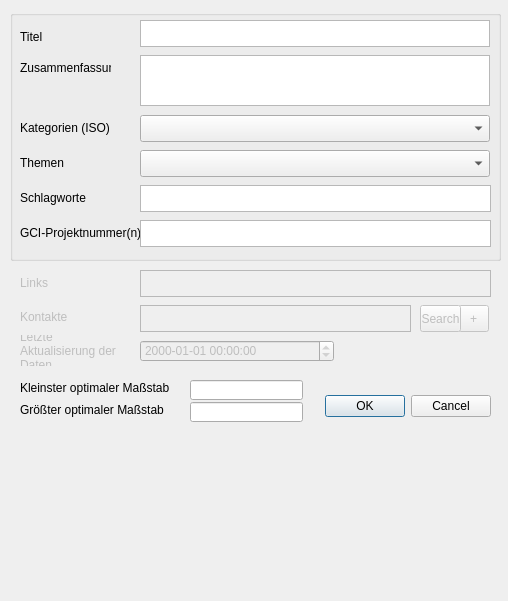
The window that pg_metadata/resources/ui/edit_metadata_dialog.ui (effjot/qgis-pgmetadata-plugin) describes before a commit, drawn with Qt 5.
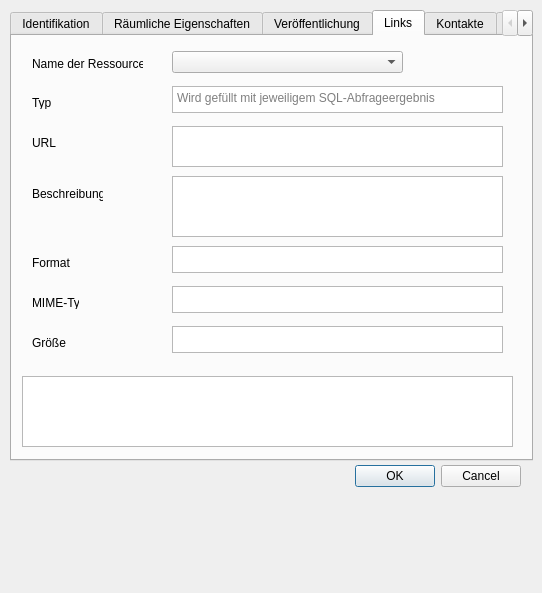
The same window after the commit. The open tabs and pages were chosen to show the change. Custom widgets are drawn as their Qt base class.

Commit message: WIP tabs; edit links in table

The edit to the form file:
```diff
--- a/pg_metadata/resources/ui/edit_metadata_dialog.ui
+++ b/pg_metadata/resources/ui/edit_metadata_dialog.ui
@@ -6,8 +6,8 @@
    <rect>
     <x>0</x>
     <y>0</y>
-    <width>508</width>
-    <height>601</height>
+    <width>542</width>
+    <height>593</height>
    </rect>
   </property>
   <property name="windowTitle">
@@ -16,8 +16,8 @@
   <widget class="QDialogButtonBox" name="buttonBox">
    <property name="geometry">
     <rect>
-     <x>320</x>
-     <y>390</y>
+     <x>350</x>
+     <y>460</y>
      <width>171</width>
      <height>32</height>
     </rect>
@@ -29,68 +29,42 @@
     <set>QDialogButtonBox::Cancel|QDialogButtonBox::Ok</set>
    </property>
   </widget>
-  <widget class="QLabel" name="label_6">
-   <property name="enabled">
-    <bool>false</bool>
-   </property>
+  <widget class="QTabWidget" name="tabWidget">
    <property name="geometry">
     <rect>
-     <x>20</x>
-     <y>275</y>
-     <width>61</width>
-     <height>16</height>
+     <x>10</x>
+     <y>10</y>
+     <width>523</width>
+     <height>451</height>
     </rect>
    </property>
-   <property name="text">
-    <string>Links</string>
+   <property name="currentIndex">
+    <number>1</number>
    </property>
-  </widget>
-  <widget class="QPlainTextEdit" name="textbox_links">
-   <property name="enabled">
-    <bool>false</bool>
-   </property>
-   <property name="geometry">
-    <rect>
-     <x>140</x>
-     <y>270</y>
-     <width>351</width>
-     <height>27</height>
-    </rect>
-   </property>
-  </widget>
-  <widget class="QLabel" name="label_8">
-   <property name="enabled">
-    <bool>false</bool>
-   </property>
-   <property name="geometry">
-    <rect>
-     <x>20</x>
-     <y>310</y>
-     <width>47</width>
-     <height>13</height>
-    </rect>
-   </property>
-   <property name="text">
-    <string>Kontakte</string>
-   </property>
-  </widget>
+   <widget class="QWidget" name="tab">
+    <attribute name="title">
+     <string>Identifikation</string>
+    </attribute>
   <widget class="QGroupBox" name="groupBox">
    <property name="geometry">
     <rect>
      <x>10</x>
      <y>10</y>
      <width>491</width>
-     <height>251</height>
+       <height>301</height>
     </rect>
    </property>
    <property name="title">
     <string/>
    </property>
+     <property name="alignment">
+      <set>Qt::AlignCenter</set>
+     </property>
    <widget class="QPlainTextEdit" name="textbox_keywords">
     <property name="geometry">
      <rect>
       <x>130</x>
-      <y>175</y>
+        <y>190</y>
       <width>351</width>
       <height>27</height>
      </rect>
@@ -100,7 +74,7 @@
     <property name="geometry">
      <rect>
       <x>10</x>
-      <y>50</y>
+        <y>65</y>
       <width>91</width>
       <height>16</height>
      </rect>
@@ -113,7 +87,7 @@
     <property name="geometry">
      <rect>
       <x>10</x>
-      <y>110</y>
+        <y>125</y>
       <width>101</width>
       <height>16</height>
      </rect>
@@ -126,7 +100,7 @@
     <property name="geometry">
      <rect>
       <x>130</x>
-      <y>10</y>
+        <y>25</y>
       <width>350</width>
       <height>27</height>
      </rect>
@@ -139,7 +113,7 @@
     <property name="geometry">
      <rect>
       <x>10</x>
-      <y>215</y>
+        <y>230</y>
       <width>121</width>
       <height>16</height>
      </rect>
@@ -155,7 +129,7 @@
     <property name="geometry">
      <rect>
       <x>10</x>
-      <y>145</y>
+        <y>160</y>
       <width>61</width>
       <height>16</height>
      </rect>
@@ -168,7 +142,7 @@
     <property name="geometry">
      <rect>
       <x>10</x>
-      <y>20</y>
+        <y>35</y>
       <width>47</width>
       <height>13</height>
      </rect>
@@ -181,7 +155,7 @@
     <property name="geometry">
      <rect>
       <x>130</x>
-      <y>105</y>
+        <y>120</y>
       <width>350</width>
       <height>27</height>
      </rect>
@@ -194,7 +168,7 @@
     <property name="geometry">
      <rect>
       <x>130</x>
-      <y>210</y>
+        <y>225</y>
       <width>351</width>
       <height>27</height>
      </rect>
@@ -210,7 +184,7 @@
     <property name="geometry">
      <rect>
       <x>10</x>
-      <y>180</y>
+        <y>195</y>
       <width>81</width>
       <height>16</height>
      </rect>
@@ -223,7 +197,7 @@
     <property name="geometry">
      <rect>
       <x>130</x>
-      <y>45</y>
+        <y>60</y>
       <width>350</width>
       <height>51</height>
      </rect>
@@ -236,67 +210,13 @@
     <property name="geometry">
      <rect>
       <x>130</x>
-      <y>140</y>
+        <y>155</y>
       <width>350</width>
       <height>27</height>
      </rect>
     </property>
     <property name="defaultText">
      <string/>
-    </property>
-   </widget>
-  </widget>
-  <widget class="QToolButton" name="button_contact_add">
-   <property name="enabled">
-    <bool>false</bool>
-   </property>
-   <property name="geometry">
-    <rect>
-     <x>458</x>
-     <y>305</y>
-     <width>31</width>
-     <height>27</height>
-    </rect>
-   </property>
-   <property name="text">
-    <string>+</string>
-   </property>
-  </widget>
-  <widget class="QToolButton" name="button_contact_search">
-   <property name="enabled">
-    <bool>false</bool>
-   </property>
-   <property name="geometry">
-    <rect>
-     <x>420</x>
-     <y>305</y>
-     <width>41</width>
-     <height>27</height>
-    </rect>
-   </property>
-   <property name="text">
-    <string>Search</string>
-   </property>
-  </widget>
-  <widget class="QPlainTextEdit" name="plainTextEdit">
-   <property name="enabled">
-    <bool>false</bool>
-   </property>
-   <property name="geometry">
-    <rect>
-     <x>140</x>
-     <y>305</y>
-     <width>271</width>
-     <height>27</height>
-    </rect>
-   </property>
-   <property name="font">
-    <font>
-     <pointsize>8</pointsize>
-    </font>
-   </property>
-   <property name="inputMethodHints">
-    <set>Qt::ImhMultiLine</set>
    </property>
   </widget>
   <widget class="QLabel" name="label_9">
@@ -305,8 +225,8 @@
    </property>
    <property name="geometry">
     <rect>
-     <x>20</x>
-     <y>335</y>
+        <x>10</x>
+        <y>260</y>
      <width>101</width>
      <height>31</height>
     </rect>
@@ -324,8 +244,8 @@
    </property>
    <property name="geometry">
     <rect>
-     <x>140</x>
-     <y>340</y>
+        <x>130</x>
+        <y>260</y>
      <width>194</width>
      <height>22</height>
     </rect>
@@ -334,24 +254,42 @@
     <string>yyyy-MM-dd HH:mm:ss</string>
    </property>
   </widget>
-  <widget class="QLabel" name="label_10">
+    </widget>
+   </widget>
+   <widget class="QWidget" name="spatial_properties">
+    <attribute name="title">
+     <string>Räumliche Eigenschaften</string>
+    </attribute>
+    <widget class="QGroupBox" name="groupBox_2">
    <property name="geometry">
     <rect>
-     <x>20</x>
-     <y>380</y>
-     <width>161</width>
-     <height>16</height>
-    </rect>
-   </property>
-   <property name="text">
-    <string>Kleinster optimaler Maßstab    1 : </string>
+       <x>10</x>
+       <y>20</y>
+       <width>491</width>
+       <height>161</height>
+      </rect>
+     </property>
+     <property name="title">
+      <string/>
+     </property>
+     <property name="alignment">
+      <set>Qt::AlignCenter</set>
+     </property>
+     <widget class="QLineEdit" name="lineEdit_maximum_optimal_scale">
+      <property name="geometry">
+       <rect>
+        <x>180</x>
+        <y>80</y>
+        <width>113</width>
+        <height>20</height>
+       </rect>
    </property>
   </widget>
   <widget class="QLabel" name="label_11">
    <property name="geometry">
     <rect>
-     <x>20</x>
-     <y>402</y>
+        <x>10</x>
+        <y>80</y>
      <width>161</width>
      <height>16</height>
     </rect>
@@ -360,11 +298,24 @@
     <string>Größter optimaler Maßstab     1 : </string>
    </property>
   </widget>
+     <widget class="QLabel" name="label_10">
+      <property name="geometry">
+       <rect>
+        <x>10</x>
+        <y>58</y>
+        <width>161</width>
+        <height>16</height>
+       </rect>
+      </property>
+      <property name="text">
+       <string>Kleinster optimaler Maßstab    1 : </string>
+      </property>
+     </widget>
   <widget class="QLineEdit" name="lineEdit_minimum_optimal_scale">
    <property name="geometry">
     <rect>
-     <x>190</x>
-     <y>380</y>
+        <x>180</x>
+        <y>58</y>
      <width>113</width>
      <height>20</height>
     </rect>
@@ -373,15 +324,228 @@
     <set>Qt::ImhDigitsOnly|Qt::ImhFormattedNumbersOnly</set>
    </property>
   </widget>
-  <widget class="QLineEdit" name="lineEdit_maximum_optimal_scale">
+     <widget class="QLabel" name="label_19">
    <property name="geometry">
     <rect>
-     <x>190</x>
-     <y>402</y>
-     <width>113</width>
-     <height>20</height>
-    </rect>
-   </property>
+        <x>10</x>
+        <y>30</y>
+        <width>47</width>
+        <height>13</height>
+       </rect>
+      </property>
+      <property name="text">
+       <string>Ebene</string>
+      </property>
+     </widget>
+     <widget class="QPlainTextEdit" name="textbox_spatial_level">
+      <property name="geometry">
+       <rect>
+        <x>180</x>
+        <y>20</y>
+        <width>301</width>
+        <height>27</height>
+       </rect>
+      </property>
+     </widget>
+    </widget>
+   </widget>
+   <widget class="QWidget" name="publication">
+    <attribute name="title">
+     <string>Veröffentlichung</string>
+    </attribute>
+   </widget>
+   <widget class="QWidget" name="links">
+    <attribute name="title">
+     <string>Links</string>
+    </attribute>
+    <widget class="QLabel" name="label_6">
+     <property name="geometry">
+      <rect>
+       <x>20</x>
+       <y>20</y>
+       <width>111</width>
+       <height>16</height>
+      </rect>
+     </property>
+     <property name="text">
+      <string>Name der Ressource</string>
+     </property>
+    </widget>
+    <widget class="QLabel" name="label_8">
+     <property name="geometry">
+      <rect>
+       <x>20</x>
+       <y>60</y>
+       <width>47</width>
+       <height>13</height>
+      </rect>
+     </property>
+     <property name="text">
+      <string>Typ</string>
+     </property>
+    </widget>
+    <widget class="QLabel" name="label_12">
+     <property name="geometry">
+      <rect>
+       <x>20</x>
+       <y>150</y>
+       <width>71</width>
+       <height>16</height>
+      </rect>
+     </property>
+     <property name="text">
+      <string>Beschreibung</string>
+     </property>
+    </widget>
+    <widget class="QLabel" name="label_13">
+     <property name="geometry">
+      <rect>
+       <x>20</x>
+       <y>220</y>
+       <width>47</width>
+       <height>13</height>
+      </rect>
+     </property>
+     <property name="text">
+      <string>Format</string>
+     </property>
+    </widget>
+    <widget class="QLabel" name="label_14">
+     <property name="geometry">
+      <rect>
+       <x>20</x>
+       <y>260</y>
+       <width>47</width>
+       <height>13</height>
+      </rect>
+     </property>
+     <property name="text">
+      <string>MIME-Typ</string>
+     </property>
+    </widget>
+    <widget class="QLabel" name="label_15">
+     <property name="geometry">
+      <rect>
+       <x>20</x>
+       <y>300</y>
+       <width>47</width>
+       <height>13</height>
+      </rect>
+     </property>
+     <property name="text">
+      <string>Größe</string>
+     </property>
+    </widget>
+    <widget class="QLabel" name="label_16">
+     <property name="geometry">
+      <rect>
+       <x>20</x>
+       <y>100</y>
+       <width>47</width>
+       <height>13</height>
+      </rect>
+     </property>
+     <property name="text">
+      <string>URL</string>
+     </property>
+    </widget>
+    <widget class="QComboBox" name="comboBox_linknames">
+     <property name="geometry">
+      <rect>
+       <x>160</x>
+       <y>15</y>
+       <width>231</width>
+       <height>22</height>
+      </rect>
+     </property>
+     <property name="placeholderText">
+      <string>QComboBox mit allen Link-Bezeichnungen</string>
+     </property>
+    </widget>
+    <widget class="QTextEdit" name="textEdit">
+     <property name="geometry">
+      <rect>
+       <x>160</x>
+       <y>50</y>
+       <width>331</width>
+       <height>27</height>
+      </rect>
+     </property>
+     <property name="placeholderText">
+      <string>Wird gefüllt mit jeweiligem SQL-Abfrageergebnis</string>
+     </property>
+    </widget>
+    <widget class="QTextEdit" name="textEdit_2">
+     <property name="geometry">
+      <rect>
+       <x>160</x>
+       <y>90</y>
+       <width>331</width>
+       <height>41</height>
+      </rect>
+     </property>
+    </widget>
+    <widget class="QTextEdit" name="textEdit_3">
+     <property name="geometry">
+      <rect>
+       <x>160</x>
+       <y>140</y>
+       <width>331</width>
+       <height>61</height>
+      </rect>
+     </property>
+    </widget>
+    <widget class="QTextEdit" name="textEdit_4">
+     <property name="geometry">
+      <rect>
+       <x>160</x>
+       <y>210</y>
+       <width>331</width>
+       <height>27</height>
+      </rect>
+     </property>
+    </widget>
+    <widget class="QTextEdit" name="textEdit_5">
+     <property name="geometry">
+      <rect>
+       <x>160</x>
+       <y>250</y>
+       <width>331</width>
+       <height>27</height>
+      </rect>
+     </property>
+    </widget>
+    <widget class="QTextEdit" name="textEdit_6">
+     <property name="geometry">
+      <rect>
+       <x>160</x>
+       <y>290</y>
+       <width>331</width>
+       <height>27</height>
+      </rect>
+     </property>
+    </widget>
+    <widget class="QTableWidget" name="table_widget">
+     <property name="geometry">
+      <rect>
+       <x>10</x>
+       <y>340</y>
+       <width>491</width>
+       <height>71</height>
+      </rect>
+     </property>
+    </widget>
+   </widget>
+   <widget class="QWidget" name="contacts">
+    <attribute name="title">
+     <string>Kontakte</string>
+    </attribute>
+   </widget>
+   <widget class="QWidget" name="metadata">
+    <attribute name="title">
+     <string>Metadaten</string>
+    </attribute>
+   </widget>
   </widget>
  </widget>
  <customwidgets>
```
Left out of the diff: 9 changed lines with no effect on the pictures. Lines whose indentation alone changed are shown as unchanged. The commit also changes 1 other file.
